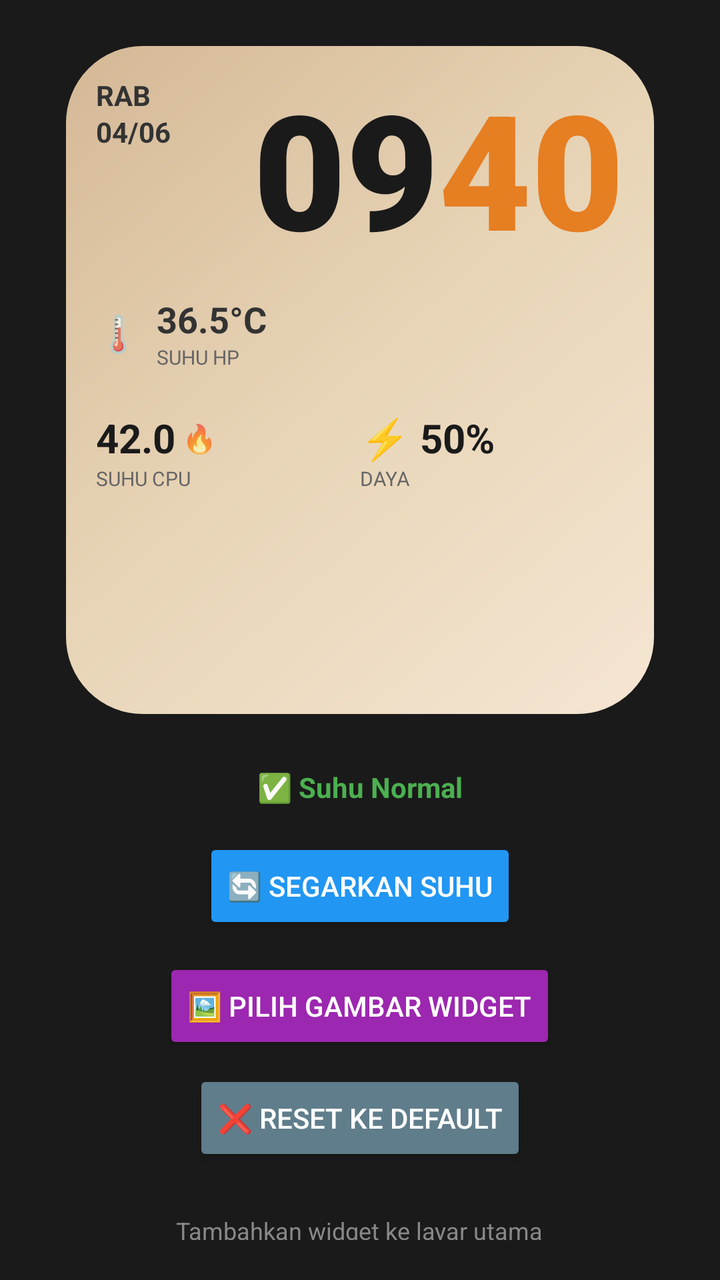
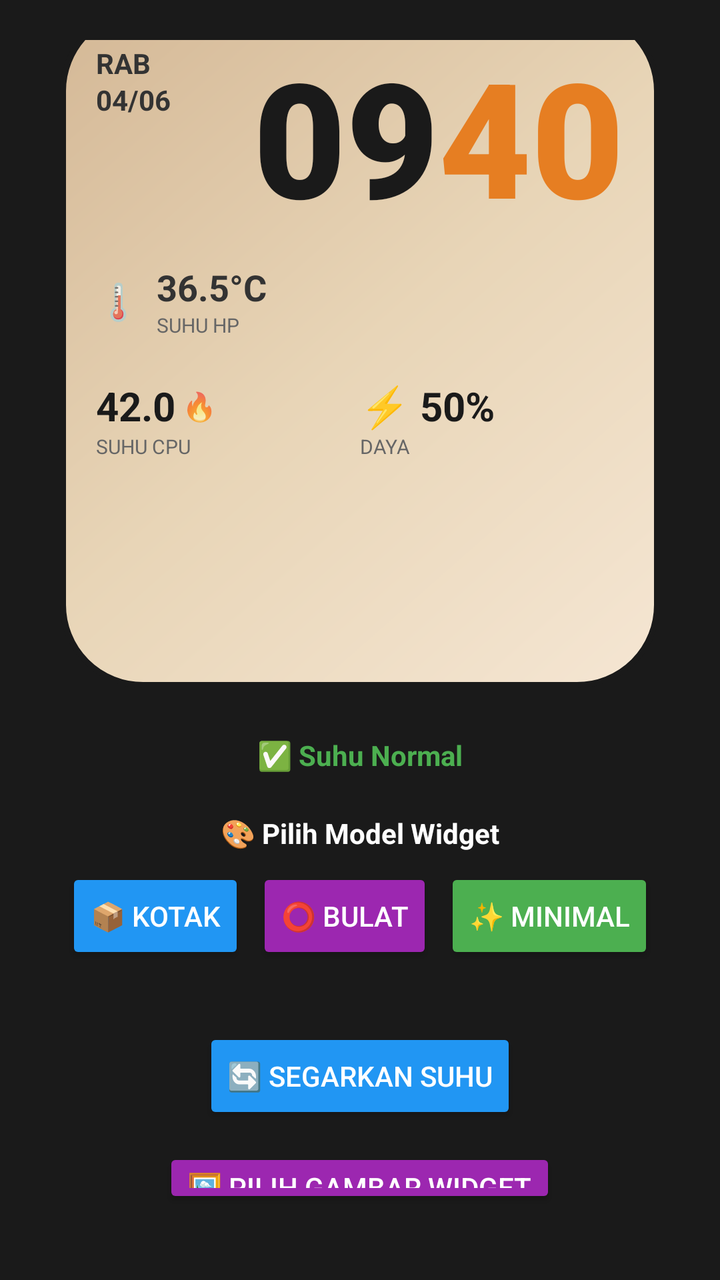

Compare the two renders of this Android layout. The source of the first and the diff that turns it into the second are given below.
<!-- AndroidManifest.xml: application theme Theme.AppCompat -->
<!-- res/layout/activity_main.xml -->
<?xml version="1.0" encoding="utf-8"?>
<LinearLayout xmlns:android="http://schemas.android.com/apk/res/android"
    android:layout_width="match_parent"
    android:layout_height="match_parent"
    android:orientation="vertical"
    android:gravity="center"
    android:background="#1A1A1A"
    android:padding="20dp">

    
    <LinearLayout
        android:layout_width="300dp"
        android:layout_height="340dp"
        android:orientation="vertical"
        android:background="@drawable/latar_jam"
        android:padding="18dp">

        
        <TextView
            android:id="@+id/teksTanggal"
            android:layout_width="wrap_content"
            android:layout_height="wrap_content"
            android:text="RAB\n04/06"
            android:textColor="#333333"
            android:textSize="14sp"
            android:textStyle="bold"
            android:lineSpacingExtra="2dp"/>

        
        <LinearLayout
            android:layout_width="match_parent"
            android:layout_height="wrap_content"
            android:orientation="horizontal"
            android:gravity="end|center_vertical"
            android:layout_marginTop="-45dp">

            <TextView
                android:id="@+id/teksJam"
                android:layout_width="wrap_content"
                android:layout_height="wrap_content"
                android:text="09"
                android:textColor="#1A1A1A"
                android:textSize="80sp"
                android:textStyle="bold"
                android:fontFamily="sans-serif-black"/>

            <TextView
                android:id="@+id/teksMenit"
                android:layout_width="wrap_content"
                android:layout_height="wrap_content"
                android:text="40"
                android:textColor="#E67E22"
                android:textSize="80sp"
                android:textStyle="bold"
                android:fontFamily="sans-serif-black"/>
        </LinearLayout>

        
        <LinearLayout
            android:layout_width="wrap_content"
            android:layout_height="wrap_content"
            android:orientation="horizontal"
            android:gravity="center_vertical"
            android:layout_marginTop="10dp">

            <TextView
                android:layout_width="wrap_content"
                android:layout_height="wrap_content"
                android:text="🌡️"
                android:textSize="18sp"/>

            <LinearLayout
                android:layout_width="wrap_content"
                android:layout_height="wrap_content"
                android:orientation="vertical"
                android:layout_marginStart="8dp">

                <TextView
                    android:id="@+id/teksSuhuHp"
                    android:layout_width="wrap_content"
                    android:layout_height="wrap_content"
                    android:text="36.5°C"
                    android:textColor="#333333"
                    android:textSize="18sp"
                    android:textStyle="bold"/>

                <TextView
                    android:layout_width="wrap_content"
                    android:layout_height="wrap_content"
                    android:text="SUHU HP"
                    android:textColor="#666666"
                    android:textSize="10sp"/>
            </LinearLayout>
        </LinearLayout>

        
        <LinearLayout
            android:layout_width="match_parent"
            android:layout_height="wrap_content"
            android:orientation="horizontal"
            android:layout_marginTop="20dp"
            android:gravity="center_vertical"
            android:weightSum="2">

            
            <LinearLayout
                android:layout_width="0dp"
                android:layout_height="wrap_content"
                android:layout_weight="1"
                android:orientation="vertical">

                <LinearLayout
                    android:layout_width="wrap_content"
                    android:layout_height="wrap_content"
                    android:orientation="horizontal"
                    android:gravity="center_vertical">

                    <TextView
                        android:id="@+id/teksSuhuCpu"
                        android:layout_width="wrap_content"
                        android:layout_height="wrap_content"
                        android:text="42.0"
                        android:textColor="#1A1A1A"
                        android:textSize="20sp"
                        android:textStyle="bold"/>

                    <TextView
                        android:layout_width="wrap_content"
                        android:layout_height="wrap_content"
                        android:text=" 🔥"
                        android:textSize="14sp"/>
                </LinearLayout>

                <TextView
                    android:layout_width="wrap_content"
                    android:layout_height="wrap_content"
                    android:text="SUHU CPU"
                    android:textColor="#666666"
                    android:textSize="10sp"/>
            </LinearLayout>

            
            <LinearLayout
                android:layout_width="0dp"
                android:layout_height="wrap_content"
                android:layout_weight="1"
                android:orientation="vertical">

                <TextView
                    android:id="@+id/teksBaterai"
                    android:layout_width="wrap_content"
                    android:layout_height="wrap_content"
                    android:text="⚡ 50%"
                    android:textColor="#1A1A1A"
                    android:textSize="20sp"
                    android:textStyle="bold"/>

                <TextView
                    android:layout_width="wrap_content"
                    android:layout_height="wrap_content"
                    android:text="DAYA"
                    android:textColor="#666666"
                    android:textSize="10sp"/>
            </LinearLayout>
        </LinearLayout>

    </LinearLayout>

    
    <TextView
        android:id="@+id/teksStatus"
        android:layout_width="wrap_content"
        android:layout_height="wrap_content"
        android:text="✅ Suhu Normal"
        android:textColor="#4CAF50"
        android:textSize="14sp"
        android:textStyle="bold"
        android:layout_marginTop="24dp"/>

    
    <Button
        android:id="@+id/tombolSegarkan"
        android:layout_width="wrap_content"
        android:layout_height="wrap_content"
        android:text="🔄 Segarkan Suhu"
        android:backgroundTint="#2196F3"
        android:layout_marginTop="16dp"/>

    
  <Button
    android:id="@+id/tombolPilihGambar"
    android:layout_width="wrap_content"
    android:layout_height="wrap_content"
    android:text="🖼️ Pilih Gambar Widget"
    android:backgroundTint="#9C27B0"
    android:layout_marginTop="12dp"/>


<Button
    android:id="@+id/tombolResetGambar"
    android:layout_width="wrap_content"
    android:layout_height="wrap_content"
    android:text="❌ Reset ke Default"
    android:backgroundTint="#607D8B"
    android:layout_marginTop="8dp"/>

    <TextView
        android:layout_width="wrap_content"
        android:layout_height="wrap_content"
        android:text="Tambahkan widget ke layar utama\nuntuk lihat suhu real-time"
        android:textColor="#888888"
        android:textSize="12sp"
        android:gravity="center"
        android:layout_marginTop="24dp"/>

</LinearLayout>
<!-- resources referenced by this layout -->
<resources>
  <!-- drawable latar_jam (drawable) -->
  <?xml version="1.0" encoding="utf-8"?>
  <shape xmlns:android="http://schemas.android.com/apk/res/android"
      android:shape="rectangle">
      <corners android:radius="40dp"/>
      <gradient
          android:startColor="#F5E6D3"
          android:centerColor="#E8D5B7"
          android:endColor="#D4B896"
          android:angle="135"/>
      <stroke android:width="3dp" android:color="#1A1A1A"/>
  </shape>
</resources>

<!-- the commit's change to res/layout/activity_main.xml (unified diff, before → after) -->
@@ -178,6 +178,47 @@
         android:layout_marginTop="24dp"/>
 
     
+<TextView
+    android:layout_width="wrap_content"
+    android:layout_height="wrap_content"
+    android:text="🎨 Pilih Model Widget"
+    android:textColor="#FFFFFF"
+    android:textSize="14sp"
+    android:textStyle="bold"
+    android:layout_marginTop="20dp"
+    android:layout_marginBottom="8dp"/>
+
+<LinearLayout
+    android:layout_width="wrap_content"
+    android:layout_height="wrap_content"
+    android:orientation="horizontal"
+    android:layout_marginBottom="16dp">
+
+    <Button
+        android:id="@+id/btnModelKotak"
+        android:layout_width="wrap_content"
+        android:layout_height="wrap_content"
+        android:text="📦 Kotak"
+        android:backgroundTint="#2196F3"
+        android:layout_marginEnd="6dp"/>
+
+    <Button
+        android:id="@+id/btnModelBulat"
+        android:layout_width="wrap_content"
+        android:layout_height="wrap_content"
+        android:text="⭕ Bulat"
+        android:backgroundTint="#9C27B0"
+        android:layout_marginEnd="6dp"/>
+
+    <Button
+        android:id="@+id/btnModelMinimal"
+        android:layout_width="wrap_content"
+        android:layout_height="wrap_content"
+        android:text="✨ Minimal"
+        android:backgroundTint="#4CAF50"/>
+</LinearLayout>
+
+    
     <Button
         android:id="@+id/tombolSegarkan"
         android:layout_width="wrap_content"
